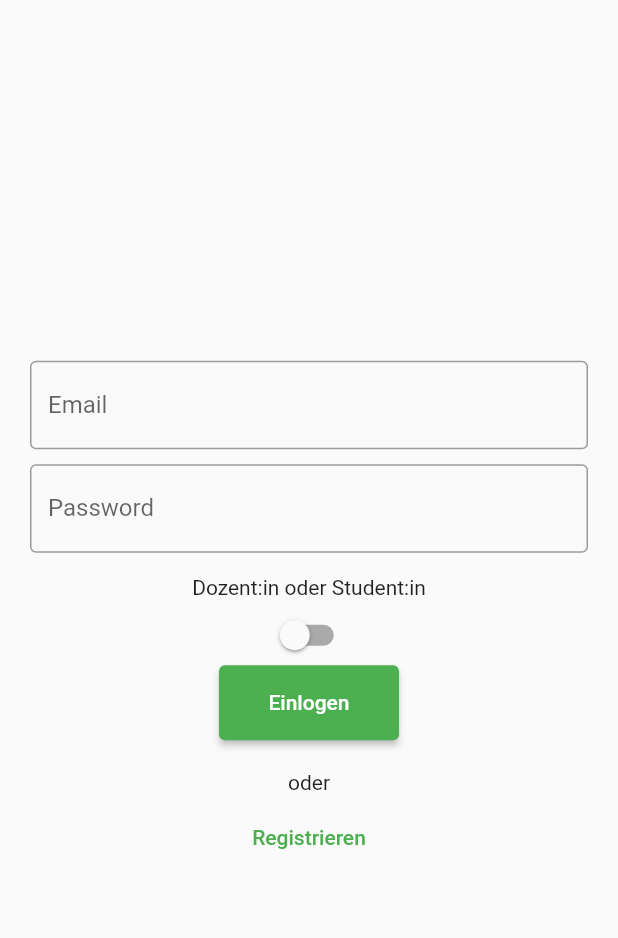
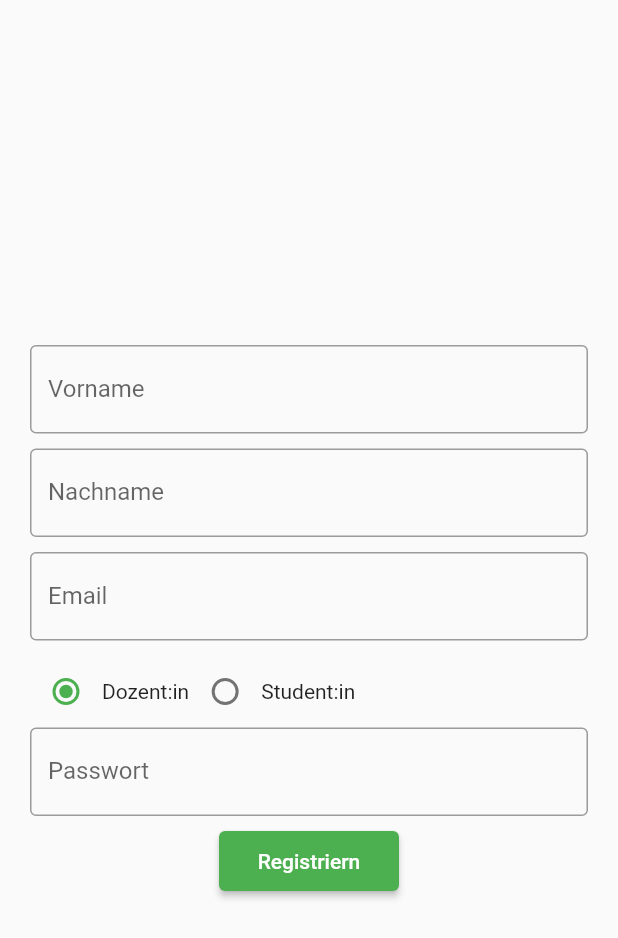
Before and after one commit to smartmyon/betreuer_app, a Flutter app: the screen it shows after launch, on a phone screen of 412 x 824 dp. Shown: the top 938 px of the screen. Run offline on Flutter 3.47's test engine with Material 2 defaults, Android fonts, the phone set to English and light mode, and no system bars.

```diff
--- a/lib/main.dart
+++ b/lib/main.dart
@@ -18,7 +18,7 @@ class MyApp extends StatelessWidget {
         theme: ThemeData(
           primarySwatch: Colors.green,
         ),
-        home: LoginPage(),
+        home: SignupPage(),
       ),
     );
   }
@@ -37,6 +37,11 @@ class MyAppState extends ChangeNotifier {
     } else if (user == "student") {
       user = "teacher";
     }
+    notifyListeners();
+  }
+
+  void changeuserto(String usertype) {
+    user = usertype;
     notifyListeners();
   }
 }
@@ -83,7 +88,7 @@ class LoginPage extends StatelessWidget {
             ),
           ),
           SizedBox(
-            height: 50,
+            height: 40,
             width: 120,
             child: ElevatedButton(
                 onPressed: () {
@@ -101,7 +106,7 @@ class LoginPage extends StatelessWidget {
             ),
           ),
           SizedBox(
-            height: 50,
+            height: 40,
             width: 120,
             child: TextButton(
                 onPressed: () {
@@ -114,3 +119,89 @@ class LoginPage extends StatelessWidget {
     ));
   }
 }
+
+class SignupPage extends StatelessWidget {
+  @override
+  Widget build(BuildContext context) {
+    var appState = context.watch<MyAppState>();
+    return Scaffold(
+        body: Padding(
+            padding: const EdgeInsets.all(20),
+            child:
+                Column(mainAxisAlignment: MainAxisAlignment.center, children: [
+              TextField(
+                obscureText: false,
+                decoration: InputDecoration(
+                  border: OutlineInputBorder(),
+                  labelText: 'Vorname',
+                ),
+              ),
+              SizedBox(
+                height: 10,
+              ),
+              TextField(
+                obscureText: false,
+                decoration: InputDecoration(
+                  border: OutlineInputBorder(),
+                  labelText: 'Nachname',
+                ),
+              ),
+              SizedBox(
+                height: 10,
+              ),
+              TextField(
+                obscureText: false,
+                decoration: InputDecoration(
+                  border: OutlineInputBorder(),
+                  labelText: 'Email',
+                ),
+              ),
+              SizedBox(
+                height: 10,
+              ),
+              Row(
+                children: [
+                  Row(
+                    children: [
+                      Radio<String>(
+                        value: "teacher",
+                        groupValue: appState.user,
+                        onChanged: (value) {
+                          appState.changeuserto("teacher");
+                        },
+                      ),
+                      Text('Dozent:in'),
+                    ],
+                  ),
+                  Row(
+                    children: [
+                      Radio<String>(
+                        value: "student",
+                        groupValue: appState.user,
+                        onChanged: (value) {
+                          appState.changeuserto("student");
+                        },
+                      ),
+                      Text('Student:in'),
+                    ],
+                  )
+                ],
+              ),
+              TextField(
+                obscureText: false,
+                decoration: InputDecoration(
+                  border: OutlineInputBorder(),
+                  labelText: 'Passwort',
+                ),
+              ),
+              SizedBox(
+                height: 10,
+              ),
+              SizedBox(
+                  width: 120,
+                  height: 40,
+                  child: ElevatedButton(
+                      onPressed: () {}, child: Text("Registriern")))
+            ])));
+  }
+}
```
